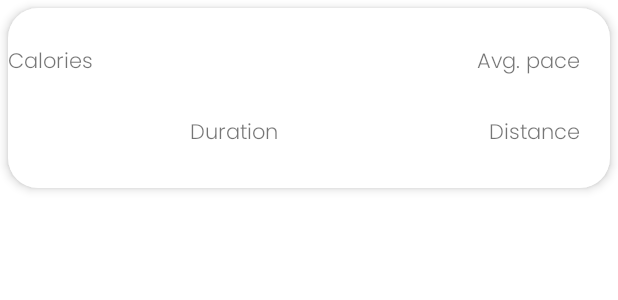
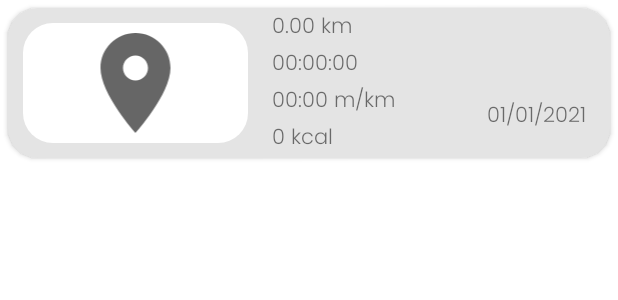
Before and after one commit to OlegRyabyshev/SberRunner, an Android app: the layout run_item.xml on its own in the app's theme, with its tools: preview values and no code run, on a phone screen of 412 x 824 dp. Shown: the top 300 px of the screen. Run offline under Robolectric (Android 15) with nearby library versions, the phone set to English and light mode, and no system bars.

Commit message:
MVVM redo

```diff
--- a/app/src/main/java/xyz/fcr/sberrunner/firebase/FirebaseHelper.kt
+++ /dev/null
@@ -1,4 +0,0 @@
-package xyz.fcr.sberrunner.firebase
-
-class FirebaseHelper {
-}
--- a/app/src/main/java/xyz/fcr/sberrunner/view/fragments/welcome_fragments/WelcomeFragment.kt
+++ b/app/src/main/java/xyz/fcr/sberrunner/view/fragments/welcome_fragments/WelcomeFragment.kt
@@ -8,7 +8,7 @@ import android.view.ViewGroup
 import androidx.viewpager2.widget.ViewPager2
 import com.google.android.material.tabs.TabLayout
 import com.google.android.material.tabs.TabLayoutMediator
-import xyz.fcr.sberrunner.adapters.WelcomeViewPagerAdapter
+import xyz.fcr.sberrunner.view.fragments.welcome_fragments.adapter.WelcomeViewPagerAdapter
 import xyz.fcr.sberrunner.databinding.FragmentWelcomeBinding
 
 class WelcomeFragment : Fragment() {
--- a/app/src/main/java/xyz/fcr/sberrunner/adapters/WelcomeViewPagerAdapter.kt
+++ b/app/src/main/java/xyz/fcr/sberrunner/view/fragments/welcome_fragments/adapter/WelcomeViewPagerAdapter.kt
@@ -1,4 +1,4 @@
-package xyz.fcr.sberrunner.adapters
+package xyz.fcr.sberrunner.view.fragments.welcome_fragments.adapter
 
 import androidx.fragment.app.Fragment
 import androidx.fragment.app.FragmentManager
--- a/app/src/main/res/layout/run_item.xml
+++ b/app/src/main/res/layout/run_item.xml
@@ -1,66 +1,89 @@
 <?xml version="1.0" encoding="utf-8"?>
-<androidx.constraintlayout.widget.ConstraintLayout xmlns:android="http://schemas.android.com/apk/res/android"
+<androidx.cardview.widget.CardView xmlns:android="http://schemas.android.com/apk/res/android"
     xmlns:app="http://schemas.android.com/apk/res-auto"
+    xmlns:tools="http://schemas.android.com/tools"
     android:layout_width="match_parent"
-    android:layout_height="120dp"
-    android:layout_margin="5dp"
-    android:elevation="4dp"
-    android:background="@drawable/round_corners">
+    android:layout_height="wrap_content"
+    android:backgroundTint="@color/white_gray"
+    android:layout_margin="@dimen/margin_small"
+    android:elevation="@dimen/elevation"
+    app:cardCornerRadius="@dimen/corner_radius">
+
+    <androidx.constraintlayout.widget.ConstraintLayout
+        android:layout_width="match_parent"
+        android:layout_height="wrap_content">
 
         <ImageView
             android:id="@+id/map_preview_image"
-        android:layout_width="0dp"
-        android:layout_height="0dp"
+            android:layout_width="150dp"
+            android:layout_height="80dp"
             android:layout_margin="10dp"
             android:background="@drawable/round_corners"
+            android:contentDescription="Image of map"
+            android:src="@drawable/ic_map"
             app:layout_constraintBottom_toBottomOf="parent"
-        app:layout_constraintEnd_toStartOf="@+id/calories_tv"
             app:layout_constraintStart_toStartOf="parent"
-        app:layout_constraintTop_toTopOf="parent" />
-
-    <TextView
-        android:id="@+id/avg_pace_tv"
-        android:layout_width="wrap_content"
-        android:layout_height="wrap_content"
-        android:layout_marginEnd="20dp"
-        android:fontFamily="@font/poppins_light"
-        android:text="Avg. pace"
-        app:layout_constraintBottom_toTopOf="@+id/distance_tv"
-        app:layout_constraintEnd_toEndOf="parent"
             app:layout_constraintTop_toTopOf="parent" />
 
         <TextView
             android:id="@+id/distance_tv"
             android:layout_width="wrap_content"
             android:layout_height="wrap_content"
-        android:layout_marginEnd="20dp"
             android:fontFamily="@font/poppins_light"
-        android:text="Distance"
-        app:layout_constraintBottom_toBottomOf="parent"
-        app:layout_constraintEnd_toEndOf="parent"
-        app:layout_constraintTop_toBottomOf="@+id/avg_pace_tv" />
+            android:paddingStart="@dimen/padding_big"
+            app:layout_constraintBottom_toTopOf="@+id/duration_tv"
+            app:layout_constraintStart_toEndOf="@+id/map_preview_image"
+            app:layout_constraintTop_toTopOf="parent"
+            tools:ignore="RtlSymmetry"
+            tools:text="0.00 km" />
 
         <TextView
             android:id="@+id/duration_tv"
             android:layout_width="wrap_content"
             android:layout_height="wrap_content"
-        android:layout_marginEnd="20dp"
             android:fontFamily="@font/poppins_light"
-        android:text="Duration"
-        app:layout_constraintBottom_toBottomOf="parent"
-        app:layout_constraintEnd_toEndOf="@+id/calories_tv"
-        app:layout_constraintEnd_toStartOf="@+id/distance_tv"
-        app:layout_constraintStart_toStartOf="@+id/calories_tv"
-        app:layout_constraintTop_toBottomOf="@+id/calories_tv" />
+            android:paddingStart="@dimen/padding_big"
+            app:layout_constraintBottom_toTopOf="@+id/avg_pace_tv"
+            app:layout_constraintStart_toEndOf="@+id/map_preview_image"
+            app:layout_constraintTop_toBottomOf="@+id/distance_tv"
+            tools:ignore="RtlSymmetry"
+            tools:text="00:00:00" />
+
+        <TextView
+            android:id="@+id/avg_pace_tv"
+            android:layout_width="wrap_content"
+            android:layout_height="wrap_content"
+            android:fontFamily="@font/poppins_light"
+            android:paddingStart="@dimen/padding_big"
+            app:layout_constraintBottom_toTopOf="@+id/calories_tv"
+            app:layout_constraintStart_toEndOf="@+id/map_preview_image"
+            app:layout_constraintTop_toBottomOf="@+id/duration_tv"
+            tools:ignore="RtlSymmetry"
+            tools:text="00:00 m/km" />
 
         <TextView
             android:id="@+id/calories_tv"
             android:layout_width="wrap_content"
             android:layout_height="wrap_content"
-        android:layout_marginEnd="20dp"
             android:fontFamily="@font/poppins_light"
-        android:text="Calories"
-        app:layout_constraintBottom_toTopOf="@+id/duration_tv"
-        app:layout_constraintTop_toTopOf="parent" />
+            android:paddingStart="@dimen/padding_big"
+            app:layout_constraintBottom_toBottomOf="parent"
+            app:layout_constraintStart_toEndOf="@+id/map_preview_image"
+            app:layout_constraintTop_toBottomOf="@+id/avg_pace_tv"
+            tools:ignore="RtlSymmetry"
+            tools:text="0 kcal" />
+
+        <TextView
+            android:id="@+id/date_tv"
+            android:layout_width="wrap_content"
+            android:layout_height="wrap_content"
+            android:fontFamily="@font/poppins_light"
+            android:layout_margin="@dimen/padding_big"
+            app:layout_constraintBottom_toBottomOf="parent"
+            app:layout_constraintEnd_toEndOf="parent"
+            tools:ignore="RtlSymmetry"
+            tools:text="01/01/2021" />
 
     </androidx.constraintlayout.widget.ConstraintLayout>
+
+</androidx.cardview.widget.CardView>
--- a/app/src/main/res/values/colors.xml
+++ b/app/src/main/res/values/colors.xml
@@ -3,10 +3,13 @@
     <color name="purple_200">#FFBB86FC</color>
     <color name="purple_500">#FF6200EE</color>
     <color name="purple_700">#FF3700B3</color>
+
     <color name="teal_200">#FF03DAC5</color>
     <color name="teal_700">#FF018786</color>
+
     <color name="black">#FF000000</color>
     <color name="white">#FFFFFFFF</color>
+    <color name="white_gray">#E4E4E4</color>
 
     <color name="main_green">#FF21BA72</color>
     <color name="dark_green">#1A8855</color>
--- /dev/null
+++ b/app/src/main/res/values/dimens.xml
@@ -0,0 +1,12 @@
+<?xml version="1.0" encoding="utf-8"?>
+<resources>
+    <dimen name="padding_small">4dp</dimen>
+    <dimen name="padding_medium">8dp</dimen>
+    <dimen name="padding_big">16dp</dimen>
+
+    <dimen name="margin_small">5dp</dimen>
+
+    <dimen name="elevation">4dp</dimen>
+    <dimen name="corner_radius">20dp</dimen>
+
+</resources>
```
Also changed, not shown: app/build.gradle (+20 -3 lines), app/src/main/java/xyz/fcr/sberrunner/data/firebase/FirebaseConnector.kt (added, +111 -0 lines), app/src/main/java/xyz/fcr/sberrunner/data/model/RunModel.kt (added, +16 -0 lines), app/src/main/java/xyz/fcr/sberrunner/data/room/RunDao.kt (added, +21 -0 lines), app/src/main/java/xyz/fcr/sberrunner/data/room/RunDatabase.kt (added, +9 -0 lines), app/src/main/java/xyz/fcr/sberrunner/data/room/RunEntity.kt (added, +13 -0 lines), app/src/main/java/xyz/fcr/sberrunner/view/fragments/firebase_fragments/RegistrationFragment.kt (+13 -116 lines), app/src/main/java/xyz/fcr/sberrunner/view/fragments/main_fragments/adapter/ItemClickListener.kt (added, +15 -0 lines), app/src/main/java/xyz/fcr/sberrunner/view/fragments/main_fragments/adapter/RunnerRecyclerAdapter.kt (added, +52 -0 lines), app/src/main/java/xyz/fcr/sberrunner/viewmodel/firebase_viewmodels/RegistrationViewModel.kt (added, +30 -0 lines), app/src/main/res/drawable/ic_height.xml (deleted, +0 -10 lines), app/src/main/res/layout/fragment_registration.xml (+18 -36 lines), build.gradle (+3 -4 lines). Lines whose indentation alone changed are shown as unchanged.
